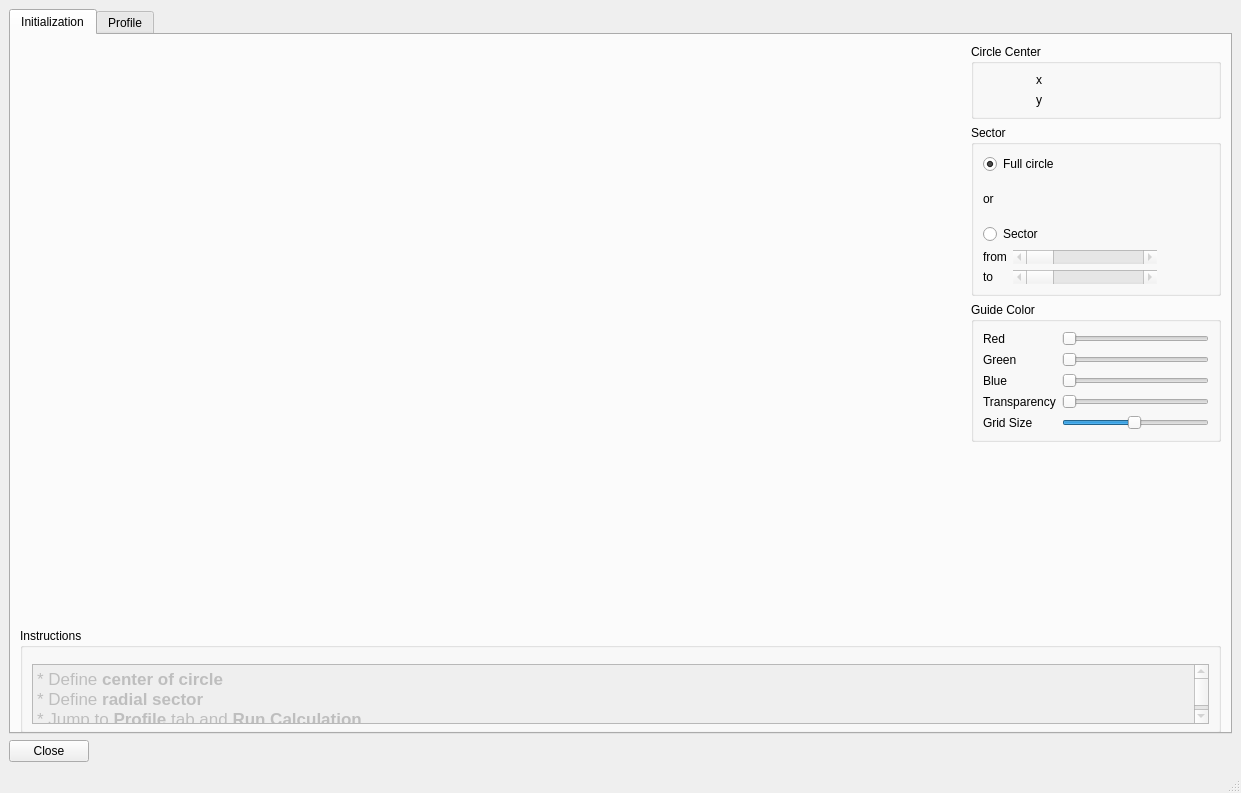
Qt form ui/ui_radial_profile.ui (neutronimaging/python_notebooks) before a commit.
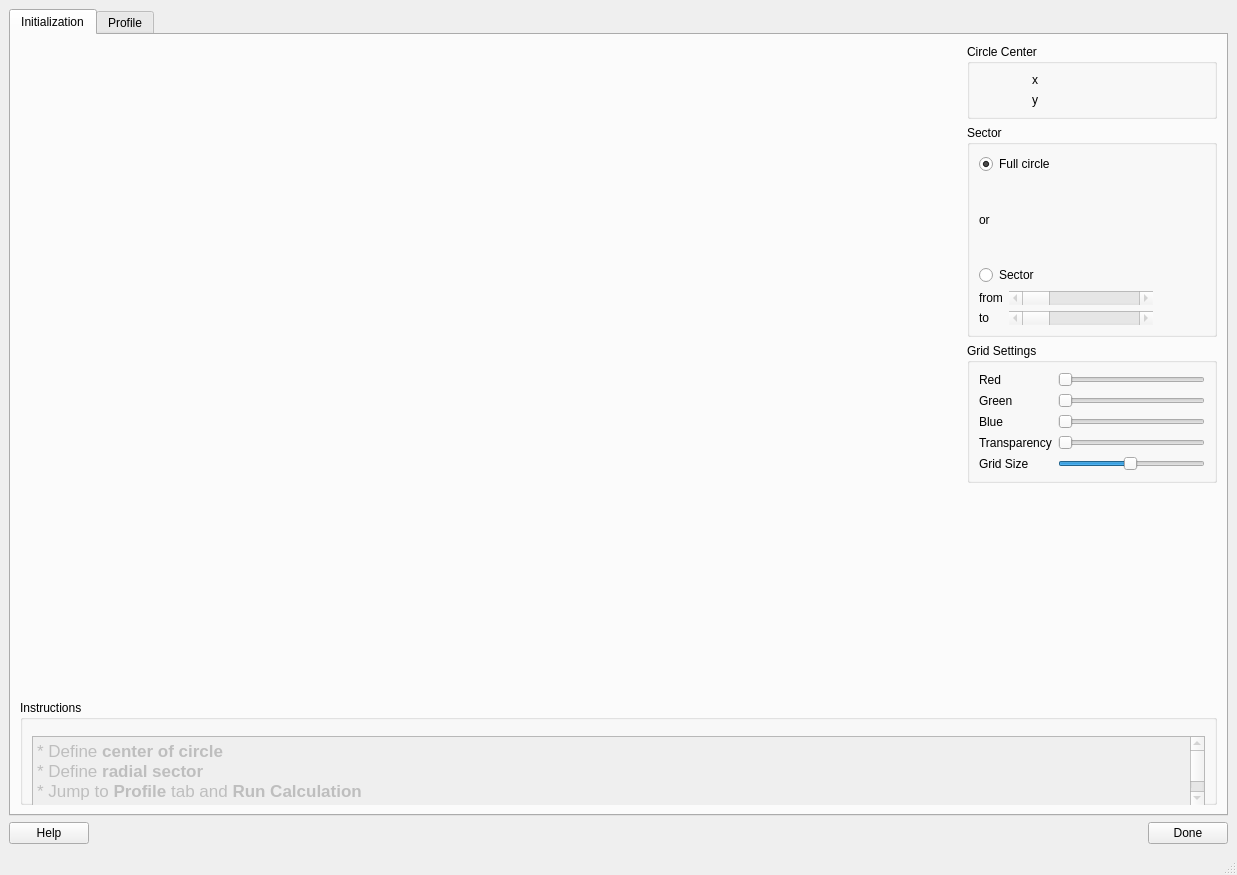
The same form after that commit.

What changed in the file:
```diff
--- a/ui/ui_radial_profile.ui
+++ b/ui/ui_radial_profile.ui
@@ -6,8 +6,8 @@
    <rect>
     <x>0</x>
     <y>0</y>
-    <width>1241</width>
-    <height>793</height>
+    <width>1237</width>
+    <height>875</height>
    </rect>
   </property>
   <property name="windowTitle">
@@ -280,7 +280,7 @@
                </size>
               </property>
               <property name="title">
-               <string>Guide Color</string>
+               <string>Grid Settings </string>
               </property>
               <layout class="QGridLayout" name="gridLayout_3">
                <item row="0" column="1">
@@ -411,7 +411,7 @@
           <property name="maximumSize">
            <size>
             <width>16777215</width>
-            <height>85</height>
+            <height>105</height>
            </size>
           </property>
           <property name="title">
@@ -435,7 +435,7 @@
              <property name="minimumSize">
               <size>
                <width>0</width>
-               <height>60</height>
+               <height>70</height>
               </size>
              </property>
              <property name="maximumSize">
@@ -500,9 +500,9 @@
     <item>
      <layout class="QHBoxLayout" name="horizontalLayout">
       <item>
-       <widget class="QPushButton" name="cancel_button">
+       <widget class="QPushButton" name="help_button">
         <property name="text">
-         <string>Close</string>
+         <string>Help</string>
         </property>
        </widget>
       </item>
@@ -519,6 +519,13 @@
         </property>
        </spacer>
       </item>
+      <item>
+       <widget class="QPushButton" name="cancel_button">
+        <property name="text">
+         <string>Done</string>
+        </property>
+       </widget>
+      </item>
      </layout>
     </item>
    </layout>
```
Left out of the diff: 37 changed lines with no effect on the pictures.
